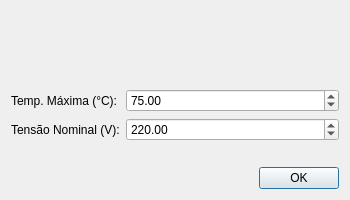
Above: ui/config_dialog.ui from Zyraxzz/SistemTemp before the change. Below: the same form after it.
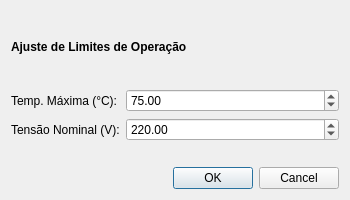
That is the form after the change.

Commit message: fix: correçã para o dialog pois retorna erro nos enums

The edit to the form file:
```diff
--- a/ui/config_dialog.ui
+++ b/ui/config_dialog.ui
@@ -12,7 +12,7 @@
    <item>
     <widget class="QLabel" name="lblInfo">
      <property name="text">
-      <string><b>Ajuste de Limites de Operação</b></string>
+      <string>&lt;b&gt;Ajuste de Limites de Operação&lt;/b&gt;</string>
      </property>
     </widget>
    </item>
@@ -39,8 +39,12 @@
    </item>
    <item>
     <widget class="QDialogButtonBox" name="buttonBox">
-     <property name="orientation"><enum>Qt::Horizontal</enum></property>
-     <property name="standardButtons"><enum>QDialogButtonBox::Cancel|QDialogButtonBox::Ok</enum></property>
+     <property name="orientation">
+      <enum>Qt::Horizontal</enum>
+     </property>
+     <property name="standardButtons">
+      <set>QDialogButtonBox::Cancel|QDialogButtonBox::Ok</set>
+     </property>
     </widget>
    </item>
   </layout>
```
Left out of the diff: 49 changed lines with no effect on the pictures.
